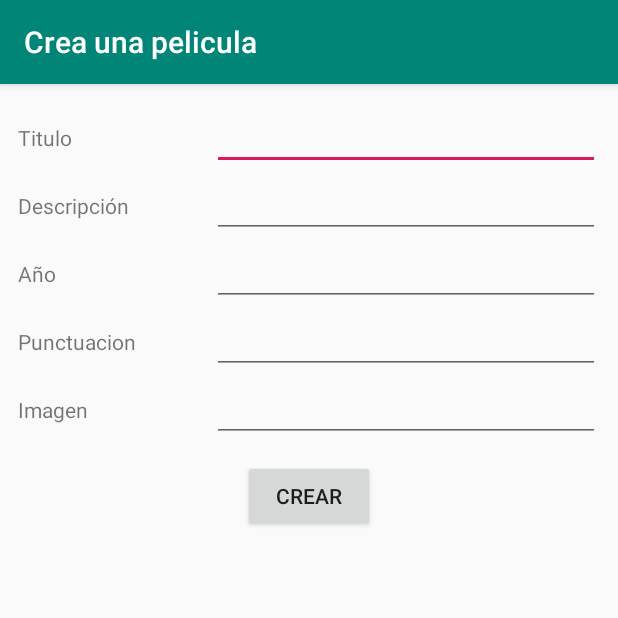
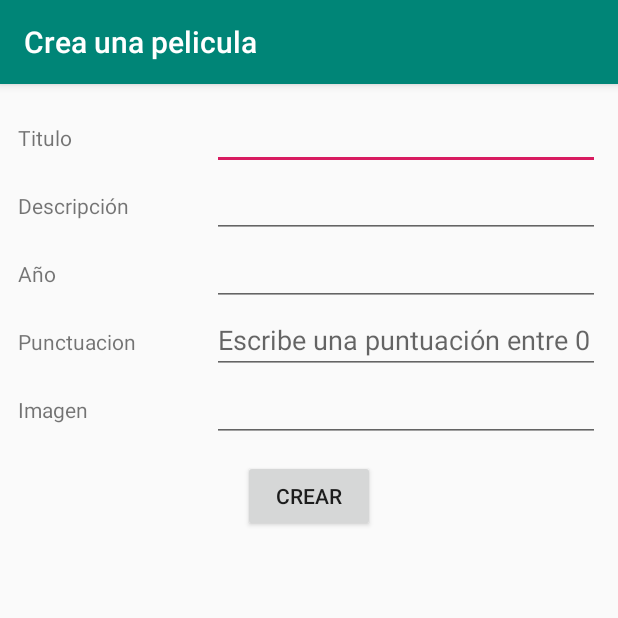
Before and after one commit to mideros/PracticaYohannaMideros, an Android app: the CreateActivity screen opened directly, with no data from a screen before it, on a phone screen of 412 x 824 dp, the top half of it. Run offline under Robolectric (Android 15) with nearby library versions, the phone set to English and light mode, and no system bars; our stand-ins replace Room's generated code.

Commit message:
Sixth commit

```diff
--- a/RoomPeliculas/app/src/main/res/layout/activity_create.xml
+++ b/RoomPeliculas/app/src/main/res/layout/activity_create.xml
@@ -85,7 +85,8 @@
             android:layout_width="0dp"
             android:layout_height="wrap_content"
             android:layout_weight="2"
-            android:inputType="number"/>
+            android:inputType="number"
+            android:hint="@string/hintPunctuation"/>
     </LinearLayout>
 
     <LinearLayout
--- a/RoomPeliculas/app/src/main/res/values/strings.xml
+++ b/RoomPeliculas/app/src/main/res/values/strings.xml
@@ -26,5 +26,6 @@
     <string name="errorEmpyPassword">Escribe la  contraseña</string>
     <string name="errorEmpyLogin">Debes escribir un email y password</string>
     <string name="errorConnection">Error con la conexión con la ghibliapi </string>
+    <string name="hintPunctuation">Escribe una puntuación entre 0 y 5</string>
     <string name="url_movie">https://www.abc.es/play/cine/peliculas/</string>
 </resources>
```
Also changed, not shown: 1 other file.
